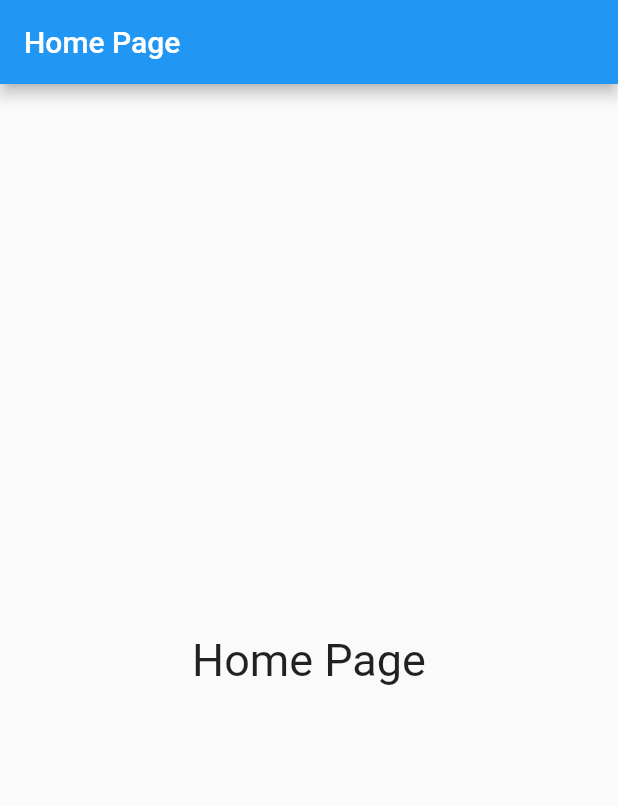
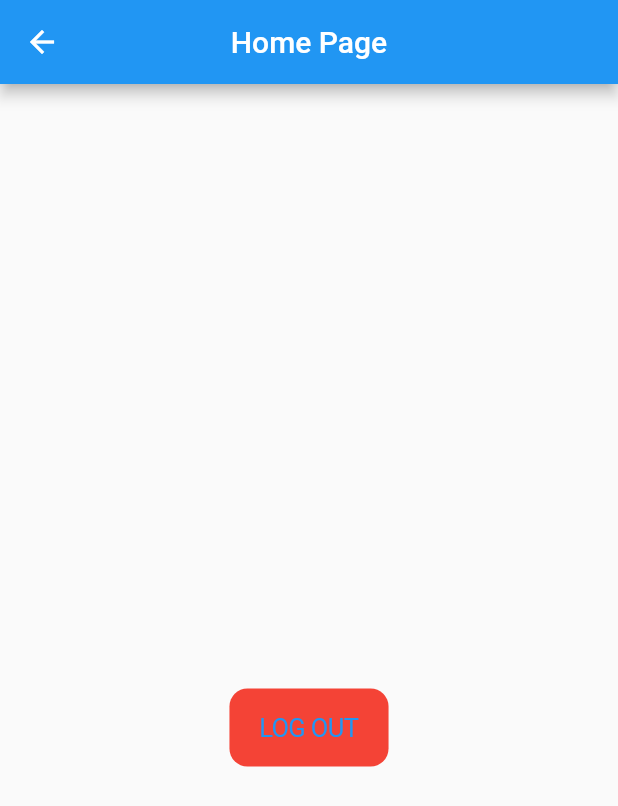
Before and after one commit to PHANIT-VONG/firebase-3-5, a Flutter app: the HomePage screen opened directly, on a phone screen of 412 x 824 dp. Shown: the top 806 px of the screen. Run offline on Flutter 3.47's test engine with Material 2 defaults, Android fonts, the phone set to English and light mode, and no system bars; our stand-ins replace cloud_firestore, firebase_auth, firebase_core, fluttertoast; accounts and stored records are empty.

Commit message:
12-12-2021

```diff
--- a/lib/pages/home_page.dart
+++ b/lib/pages/home_page.dart
@@ -1,20 +1,80 @@
+import 'package:cloud_firestore/cloud_firestore.dart';
+import 'package:firebase_auth/firebase_auth.dart';
+import 'package:flutter/cupertino.dart';
 import 'package:flutter/material.dart';
+import 'package:flutter_firebase_3_5/models/user_model.dart';
+import 'package:flutter_firebase_3_5/pages/login_page.dart';
 
-class HomePage extends StatelessWidget {
+class HomePage extends StatefulWidget {
   const HomePage({Key? key}) : super(key: key);
+
+  @override
+  State<HomePage> createState() => _HomePageState();
+}
+
+class _HomePageState extends State<HomePage> {
+  final User? _user = FirebaseAuth.instance.currentUser;
+  final FirebaseAuth _firebaseAuth = FirebaseAuth.instance;
+  UserModel _userModel = UserModel();
+  bool _status = false;
+
+  Future<void> _getCurrentUser() async {
+    await FirebaseFirestore.instance
+        .collection('tbUser')
+        .doc(_user!.uid)
+        .get()
+        .then((value) {
+      _userModel = UserModel.fromMap(value.data());
+      setState(() {});
+    });
+    _status = true;
+  }
+
+  @override
+  void initState() {
+    super.initState();
+    _getCurrentUser();
+  }
 
   @override
   Widget build(BuildContext context) {
     return Scaffold(
       appBar: AppBar(
+        centerTitle: true,
         title: const Text('Home Page'),
       ),
-      body: const Center(
-        child: Text(
-          'Home Page',
-          style: TextStyle(fontSize: 30.0),
-        ),
-      ),
+      body: _status
+          ? Center(
+              child: Column(
+                mainAxisAlignment: MainAxisAlignment.center,
+                children: [
+                  Text(
+                    '${_userModel.email}',
+                    style: const TextStyle(fontSize: 30.0),
+                  ),
+                  Text(
+                    '${_userModel.firstName} ${_userModel.lastName}',
+                    style: const TextStyle(fontSize: 30.0),
+                  ),
+                  const SizedBox(height: 20.0),
+                  CupertinoButton(
+                    color: Colors.red,
+                    child: const Text('LOG OUT'),
+                    onPressed: () {
+                      _firebaseAuth.signOut();
+                      Navigator.pop(context);
+                      Navigator.push(
+                        context,
+                        MaterialPageRoute(builder: (_) => const LoginPage()),
+                      );
+                    },
+                  )
+                ],
+              ),
+            )
+          : const Center(
+              child: CircularProgressIndicator(),
+            ),
     );
   }
 }
--- a/lib/pages/loading_page.dart
+++ b/lib/pages/loading_page.dart
@@ -29,7 +29,7 @@
                 // Get the user
                 User? _user = streamSnapshot.data as User?;
                 // If the user is null, we're not logged in
-                if (_user != null) {
+                if (_user == null) {
                   // user not logged in, head to login
                   return const LoginPage();
                 } else {
```
Also changed, not shown: lib/pages/create_peopl.dart (added, +92 -0 lines), lib/pages/login_page.dart (+90 -6 lines), lib/pages/register_page.dart (+65 -51 lines), lib/pages/show_people.dart (added, +27 -0 lines).
